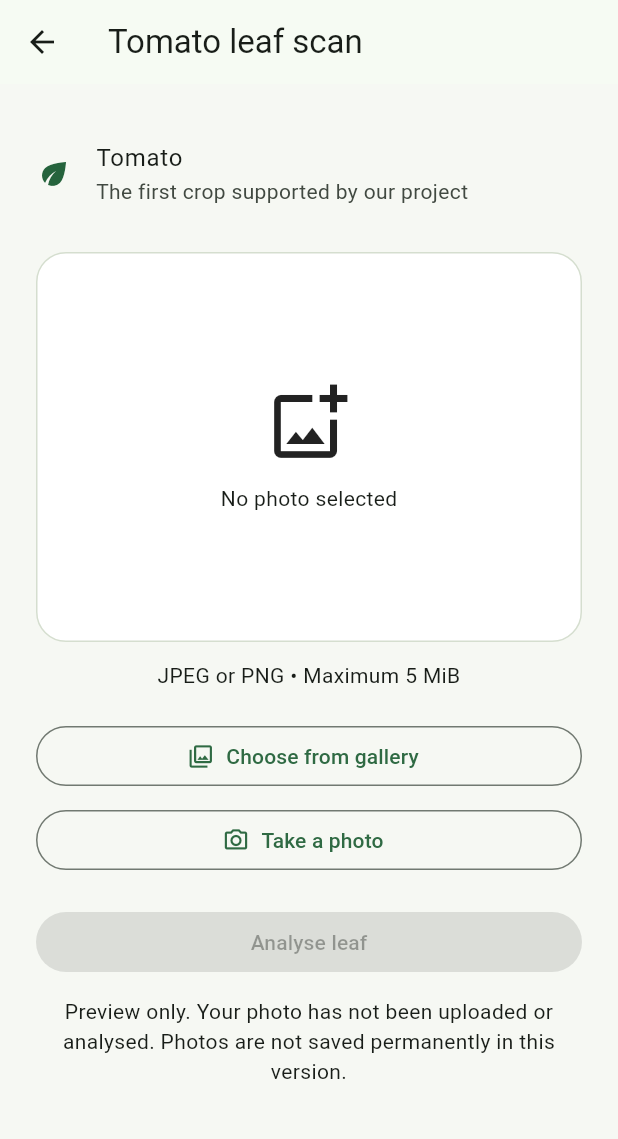
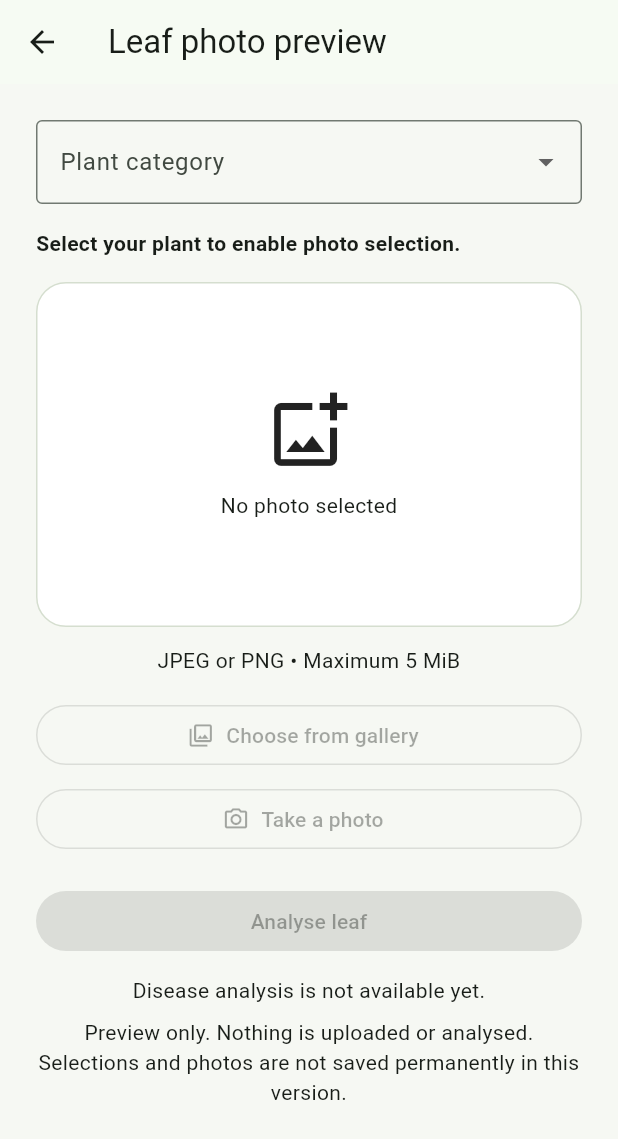
Before and after one commit to Dinesh2513/agroshield, a Flutter app: the screen it shows after launch, after a tap on "Start leaf scan", on a phone screen of 412 x 824 dp. Shown: the top 1139 px of the screen. Run offline on Flutter 3.47's test engine with Material 3 defaults, Android fonts, the light colour scheme and no system bars; our stand-ins replace image_picker.

Commit message:
feat: add multi-plant selection and leaf photo preview

```diff
--- /dev/null
+++ b/mobile/agroshield_app/lib/crop_catalog.dart
@@ -0,0 +1,71 @@
+class PlantOption {
+  const PlantOption(this.id, this.name);
+
+  final String id;
+  final String name;
+}
+
+class PlantCategory {
+  const PlantCategory(this.id, this.name, this.plants);
+
+  final String id;
+  final String name;
+  final List<PlantOption> plants;
+}
+
+// A selection catalogue, NOT a declaration of model coverage.
+// These IDs must be reviewed with the backend team before API integration.
+const plantCategories = <PlantCategory>[
+  PlantCategory('field', 'Field crops', [
+    PlantOption('rice', 'Rice'),
+    PlantOption('maize', 'Maize'),
+    PlantOption('wheat', 'Wheat'),
+    PlantOption('cotton', 'Cotton'),
+    PlantOption('groundnut', 'Groundnut'),
+    PlantOption('sugarcane', 'Sugarcane'),
+    PlantOption('soybean', 'Soybean'),
+    PlantOption('sorghum', 'Sorghum'),
+  ]),
+  PlantCategory('vegetables', 'Vegetable plants', [
+    PlantOption('tomato', 'Tomato'),
+    PlantOption('potato', 'Potato'),
+    PlantOption('bell_pepper', 'Bell pepper'),
+    PlantOption('chilli', 'Chilli'),
+    PlantOption('brinjal', 'Brinjal'),
+    PlantOption('okra', 'Okra'),
+    PlantOption('cucumber', 'Cucumber'),
+    PlantOption('onion', 'Onion'),
+    PlantOption('cabbage', 'Cabbage'),
+    PlantOption('cauliflower', 'Cauliflower'),
+    PlantOption('spinach', 'Spinach'),
+    PlantOption('carrot', 'Carrot'),
+  ]),
+  PlantCategory('fruits', 'Fruit plants', [
+    PlantOption('banana', 'Banana'),
+    PlantOption('mango', 'Mango'),
+    PlantOption('papaya', 'Papaya'),
+    PlantOption('guava', 'Guava'),
+    PlantOption('grape', 'Grape'),
+    PlantOption('orange', 'Orange'),
+    PlantOption('lemon', 'Lemon'),
+    PlantOption('pomegranate', 'Pomegranate'),
+    PlantOption('apple', 'Apple'),
+    PlantOption('strawberry', 'Strawberry'),
+    PlantOption('watermelon', 'Watermelon'),
+  ]),
+  PlantCategory('flowers', 'Flowers and ornamentals', [
+    PlantOption('rose', 'Rose'),
+    PlantOption('marigold', 'Marigold'),
+    PlantOption('hibiscus', 'Hibiscus'),
+    PlantOption('jasmine', 'Jasmine'),
+    PlantOption('chrysanthemum', 'Chrysanthemum'),
+  ]),
+  PlantCategory('herbs', 'Herbs and spices', [
+    PlantOption('coriander', 'Coriander'),
+    PlantOption('mint', 'Mint'),
+    PlantOption('basil', 'Basil'),
+    PlantOption('turmeric', 'Turmeric'),
+    PlantOption('ginger', 'Ginger'),
+  ]),
+  PlantCategory('other', 'Other plants', []),
+];
--- a/mobile/agroshield_app/lib/main.dart
+++ b/mobile/agroshield_app/lib/main.dart
@@ -4,9 +4,9 @@ import 'dart:ui' as ui;
 import 'package:flutter/material.dart';
 import 'package:image_picker/image_picker.dart';
 
-void main() {
-  runApp(const MyApp());
-}
+import 'crop_catalog.dart';
+
+void main() => runApp(const MyApp());
 
 class MyApp extends StatelessWidget {
   const MyApp({super.key, this.imagePicker});
@@ -22,6 +22,9 @@ class MyApp extends StatelessWidget {
         useMaterial3: true,
         colorScheme: ColorScheme.fromSeed(seedColor: const Color(0xFF25633C)),
         scaffoldBackgroundColor: const Color(0xFFF6F8F3),
+        inputDecorationTheme: const InputDecorationTheme(
+          border: OutlineInputBorder(),
+        ),
       ),
       home: AgroShieldHome(imagePicker: imagePicker),
     );
@@ -38,13 +41,30 @@ class AgroShieldHome extends StatefulWidget {
 }
 
 class _AgroShieldHomeState extends State<AgroShieldHome> {
-  static const int _maxImageBytes = 5 * 1024 * 1024;
-
+  static const _maxImageBytes = 5 * 1024 * 1024;
+  static const _customId = '__custom__';
+  final _customName = TextEditingController();
   late final ImagePicker _picker;
   Uint8List? _imageBytes;
+  String? _categoryId;
+  String? _plantId;
   String? _error;
+  String? _notice;
   bool _busy = true;
   bool _scanOpen = false;
+
+  PlantCategory? get _category {
+    if (_categoryId == null) return null;
+    return plantCategories.firstWhere((item) => item.id == _categoryId);
+  }
+
+  String get _plantName {
+    if (_plantId == null) return '';
+    if (_plantId == _customId) return _customName.text.trim();
+    return _category!.plants.firstWhere((item) => item.id == _plantId).name;
+  }
+
+  bool get _canPick => !_busy && _plantName.isNotEmpty;
 
   @override
   void initState() {
@@ -53,122 +73,127 @@ class _AgroShieldHomeState extends State<AgroShieldHome> {
     _restoreImage();
   }
 
-  // Android can restart the app while the photo picker is open.
+  @override
+  void dispose() {
+    _customName.dispose();
+    super.dispose();
+  }
+
+  void _clearPhotoForPlantChange() {
+    if (_imageBytes != null) {
+      _notice = 'Plant changed. Please choose a photo for this plant.';
+    }
+    _imageBytes = null;
+    _error = null;
+  }
+
+  void _changeCategory(String? value) {
+    if (value == null || value == _categoryId) return;
+    setState(() {
+      if (_categoryId != null) _clearPhotoForPlantChange();
+      _categoryId = value;
+      _plantId = null;
+      _customName.clear();
+      _error = null;
+    });
+  }
+
+  void _changePlant(String? value) {
+    if (value == null || value == _plantId) return;
+    setState(() {
+      if (_plantId != null) _clearPhotoForPlantChange();
+      _plantId = value;
+      _customName.clear();
+      _error = null;
+    });
+  }
+
   Future<void> _restoreImage() async {
     try {
       final response = await _picker.retrieveLostData();
-
-      if (response.exception != null) {
-        throw response.exception!;
-      }
-
+      if (response.exception != null) throw response.exception!;
       final files = response.files;
       if (files != null && files.isNotEmpty) {
         await _acceptImage(files.first);
+        if (mounted) {
+          setState(() {
+            _notice = 'Photo recovered. Select its category and plant again.';
+          });
+        }
       }
     } catch (_) {
       if (mounted) {
         setState(() {
-          _error =
-              'The previous photo could not be restored. '
-              'Please select it again.';
+          _error = 'The previous photo could not be restored. Select it again.';
         });
       }
     } finally {
-      if (mounted) {
-        setState(() => _busy = false);
-      }
+      if (mounted) setState(() => _busy = false);
     }
   }
 
   bool _isJpegOrPng(Uint8List bytes) {
-    final isJpeg =
-        bytes.length >= 3 &&
+    if (bytes.length >= 3 &&
         bytes[0] == 0xFF &&
         bytes[1] == 0xD8 &&
-        bytes[2] == 0xFF;
-
-    const pngSignature = <int>[0x89, 0x50, 0x4E, 0x47, 0x0D, 0x0A, 0x1A, 0x0A];
-
-    var isPng = bytes.length >= pngSignature.length;
-    if (isPng) {
-      for (var i = 0; i < pngSignature.length; i++) {
-        if (bytes[i] != pngSignature[i]) {
-          isPng = false;
-          break;
+        bytes[2] == 0xFF) {
+      return true;
     }
+    const signature = [0x89, 0x50, 0x4E, 0x47, 0x0D, 0x0A, 0x1A, 0x0A];
+    if (bytes.length < signature.length) return false;
+    for (var i = 0; i < signature.length; i++) {
+      if (bytes[i] != signature[i]) return false;
     }
-    }
-
-    return isJpeg || isPng;
+    return true;
   }
 
   Future<void> _acceptImage(XFile file) async {
     if (await file.length() > _maxImageBytes) {
-      throw const FormatException(
-        'This photo is too large. Choose an image of 5 MiB or less.',
-      );
+      throw const FormatException('Choose an image of 5 MiB or less.');
     }
-
     final bytes = await file.readAsBytes();
-
     if (bytes.length > _maxImageBytes) {
-      throw const FormatException(
-        'This photo is too large. Choose an image of 5 MiB or less.',
-      );
+      throw const FormatException('Choose an image of 5 MiB or less.');
     }
-
     if (!_isJpegOrPng(bytes)) {
       throw const FormatException('Please choose a JPEG or PNG image.');
     }
-
-    // Check that the file can actually be decoded as an image.
     final codec = await ui.instantiateImageCodec(bytes, targetWidth: 1200);
-
     try {
       final frame = await codec.getNextFrame();
       frame.image.dispose();
     } finally {
       codec.dispose();
     }
-
     if (!mounted) return;
-
     setState(() {
       _imageBytes = bytes;
       _scanOpen = true;
       _error = null;
+      _notice = null;
     });
   }
 
   Future<void> _chooseImage(ImageSource source) async {
-    if (_busy) return;
-
+    if (!_canPick) return;
+    FocusScope.of(context).unfocus();
     setState(() {
       _busy = true;
       _error = null;
     });
-
     try {
       final file = await _picker.pickImage(source: source);
-
-      // Closing the picker without choosing a photo is not an error.
-      if (file != null) {
-        await _acceptImage(file);
-      }
+      if (file != null) await _acceptImage(file);
     } catch (error) {
-      if (!mounted) return;
-
+      if (mounted) {
         setState(() {
           _error = error is FormatException
               ? error.message
-            : 'Could not open the photo. Try another image, '
-                  'or check camera access if you used the camera.';
+              : 'Could not open the photo. Try another image or check camera access.';
         });
+      }
     } finally {
-      if (mounted) {
-        setState(() => _busy = false);
-      }
+      if (mounted) setState(() => _busy = false);
     }
   }
 
@@ -179,51 +204,36 @@ class _AgroShieldHomeState extends State<AgroShieldHome> {
         const Icon(Icons.eco_outlined, size: 76, color: Color(0xFF25633C)),
         const SizedBox(height: 20),
         Text(
-          'Get to know your crop.',
+          'Get to know your plants.',
           style: Theme.of(context).textTheme.headlineMedium,
           textAlign: TextAlign.center,
         ),
         const SizedBox(height: 12),
         const Text(
-          'Start with a clear photo of a tomato leaf.',
+          'Crops, vegetables, fruit plants, flowers and more.',
           textAlign: TextAlign.center,
         ),
-        const SizedBox(height: 28),
+        const SizedBox(height: 24),
         const Card(
           child: Padding(
             padding: EdgeInsets.all(20),
-            child: Column(
-              crossAxisAlignment: CrossAxisAlignment.start,
-              children: [
-                Text(
-                  'A good leaf photo',
-                  style: TextStyle(fontSize: 18, fontWeight: FontWeight.bold),
-                ),
-                SizedBox(height: 12),
-                Text(
-                  '• Use bright, natural light.\n'
-                  '• Keep the whole leaf in focus.\n'
-                  '• Avoid shadows and cluttered backgrounds.',
-                  style: TextStyle(height: 1.7),
-                ),
-              ],
+            child: Text(
+              'Choose a category and plant, then select a leaf photo. '
+              'If your plant is not listed, enter its name.\n\n'
+              'For a clear photo, use natural light and keep the whole leaf in focus.',
+              style: TextStyle(height: 1.6),
             ),
           ),
         ),
-        const SizedBox(height: 24),
+        const SizedBox(height: 20),
         FilledButton.icon(
-          onPressed: _busy
-              ? null
-              : () {
-                  setState(() => _scanOpen = true);
-                },
+          onPressed: _busy ? null : () => setState(() => _scanOpen = true),
           icon: const Icon(Icons.document_scanner_outlined),
           label: const Text('Start leaf scan'),
         ),
         const SizedBox(height: 16),
         const Text(
-          'Current version: photo selection and preview. '
-          'Disease analysis is not available yet.',
+          'Photo preview is available. Disease analysis is not available yet.',
           textAlign: TextAlign.center,
         ),
       ],
@@ -231,18 +241,65 @@ class _AgroShieldHomeState extends State<AgroShieldHome> {
   }
 
   Widget _buildScan() {
+    final category = _category;
     return Column(
       crossAxisAlignment: CrossAxisAlignment.stretch,
       children: [
-        const ListTile(
-          contentPadding: EdgeInsets.zero,
-          leading: Icon(Icons.eco, color: Color(0xFF25633C)),
-          title: Text('Tomato'),
-          subtitle: Text('The first crop supported by our project'),
+        DropdownButtonFormField<String>(
+          key: const Key('categoryField'),
+          initialValue: _categoryId,
+          isExpanded: true,
+          decoration: const InputDecoration(labelText: 'Plant category'),
+          items: plantCategories
+              .map(
+                (item) =>
+                    DropdownMenuItem(value: item.id, child: Text(item.name)),
+              )
+              .toList(),
+          onChanged: _busy ? null : _changeCategory,
+        ),
+        const SizedBox(height: 16),
+        if (category != null) ...[
+          DropdownButtonFormField<String>(
+            key: ValueKey('plantField-${category.id}'),
+            initialValue: _plantId,
+            isExpanded: true,
+            decoration: const InputDecoration(labelText: 'Plant'),
+            items: [
+              ...category.plants.map(
+                (item) =>
+                    DropdownMenuItem(value: item.id, child: Text(item.name)),
+              ),
+              const DropdownMenuItem(
+                value: _customId,
+                child: Text('Other / enter name'),
+              ),
+            ],
+            onChanged: _busy ? null : _changePlant,
+          ),
+          const SizedBox(height: 16),
+        ],
+        if (_plantId == _customId) ...[
+          TextField(
+            key: const Key('customNameField'),
+            controller: _customName,
+            enabled: !_busy,
+            maxLength: 60,
+            textCapitalization: TextCapitalization.words,
+            decoration: const InputDecoration(labelText: 'Your plant name'),
+            onChanged: (_) => setState(_clearPhotoForPlantChange),
+          ),
+          const SizedBox(height: 12),
+        ],
+        Text(
+          _plantName.isEmpty
+              ? 'Select your plant to enable photo selection.'
+              : 'Selected plant: $_plantName',
+          style: const TextStyle(fontWeight: FontWeight.w600),
         ),
         const SizedBox(height: 16),
         Container(
-          height: 260,
+          height: 230,
           clipBehavior: Clip.antiAlias,
           decoration: BoxDecoration(
             color: Colors.white,
@@ -263,24 +320,23 @@ class _AgroShieldHomeState extends State<AgroShieldHome> {
                   fit: BoxFit.contain,
                   cacheWidth: 1200,
                   semanticLabel: 'Selected leaf photo',
-                  errorBuilder: (context, error, stackTrace) {
-                    return const Center(
+                  errorBuilder: (context, error, stackTrace) => const Center(
                     child: Text('Unable to display this photo.'),
-                    );
-                  },
+                  ),
                 ),
         ),
         const SizedBox(height: 12),
         const Text('JPEG or PNG • Maximum 5 MiB', textAlign: TextAlign.center),
-        const SizedBox(height: 20),
+        const SizedBox(height: 16),
         OutlinedButton.icon(
-          onPressed: _busy ? null : () => _chooseImage(ImageSource.gallery),
+          key: const Key('galleryButton'),
+          onPressed: _canPick ? () => _chooseImage(ImageSource.gallery) : null,
           icon: const Icon(Icons.photo_library_outlined),
           label: const Text('Choose from gallery'),
         ),
         const SizedBox(height: 8),
         OutlinedButton.icon(
-          onPressed: _busy ? null : () => _chooseImage(ImageSource.camera),
+          onPressed: _canPick ? () => _chooseImage(ImageSource.camera) : null,
           icon: const Icon(Icons.camera_alt_outlined),
           label: const Text('Take a photo'),
         ),
@@ -288,12 +344,11 @@ class _AgroShieldHomeState extends State<AgroShieldHome> {
           TextButton(
             onPressed: _busy
                 ? null
-                : () {
-                    setState(() {
+                : () => setState(() {
                     _imageBytes = null;
                     _error = null;
-                    });
-                  },
+                    _notice = null;
+                  }),
             child: const Text('Remove photo'),
           ),
         const SizedBox(height: 20),
@@ -303,9 +358,16 @@ class _AgroShieldHomeState extends State<AgroShieldHome> {
           child: Text('Analyse leaf'),
         ),
         const SizedBox(height: 12),
+        Text(
+          _plantName.isEmpty
+              ? 'Disease analysis is not available yet.'
+              : 'Disease analysis is not available for $_plantName yet.',
+          textAlign: TextAlign.center,
+        ),
+        const SizedBox(height: 8),
         const Text(
-          'Preview only. Your photo has not been uploaded or analysed. '
-          'Photos are not saved permanently in this version.',
+          'Preview only. Nothing is uploaded or analysed. '
+          'Selections and photos are not saved permanently in this version.',
           textAlign: TextAlign.center,
         ),
       ],
@@ -317,19 +379,13 @@ class _AgroShieldHomeState extends State<AgroShieldHome> {
     return PopScope(
       canPop: !_scanOpen,
       onPopInvokedWithResult: (didPop, result) {
-        if (!didPop && _scanOpen) {
-          setState(() => _scanOpen = false);
-        }
+        if (!didPop && _scanOpen) setState(() => _scanOpen = false);
       },
       child: Scaffold(
         appBar: AppBar(
-          title: Text(_scanOpen ? 'Tomato leaf scan' : 'AgroShield'),
+          title: Text(_scanOpen ? 'Leaf photo preview' : 'AgroShield'),
           leading: _scanOpen
-              ? BackButton(
-                  onPressed: () {
-                    setState(() => _scanOpen = false);
-                  },
-                )
+              ? BackButton(onPressed: () => setState(() => _scanOpen = false))
               : null,
         ),
         body: SafeArea(
@@ -347,6 +403,10 @@ class _AgroShieldHomeState extends State<AgroShieldHome> {
                 ),
                 const SizedBox(height: 16),
               ],
+              if (_notice != null) ...[
+                Text(_notice!),
+                const SizedBox(height: 16),
+              ],
               if (_scanOpen) _buildScan() else _buildHome(),
             ],
           ),
```
Also changed, not shown: 1 other file. Lines whose indentation alone changed are shown as unchanged.
